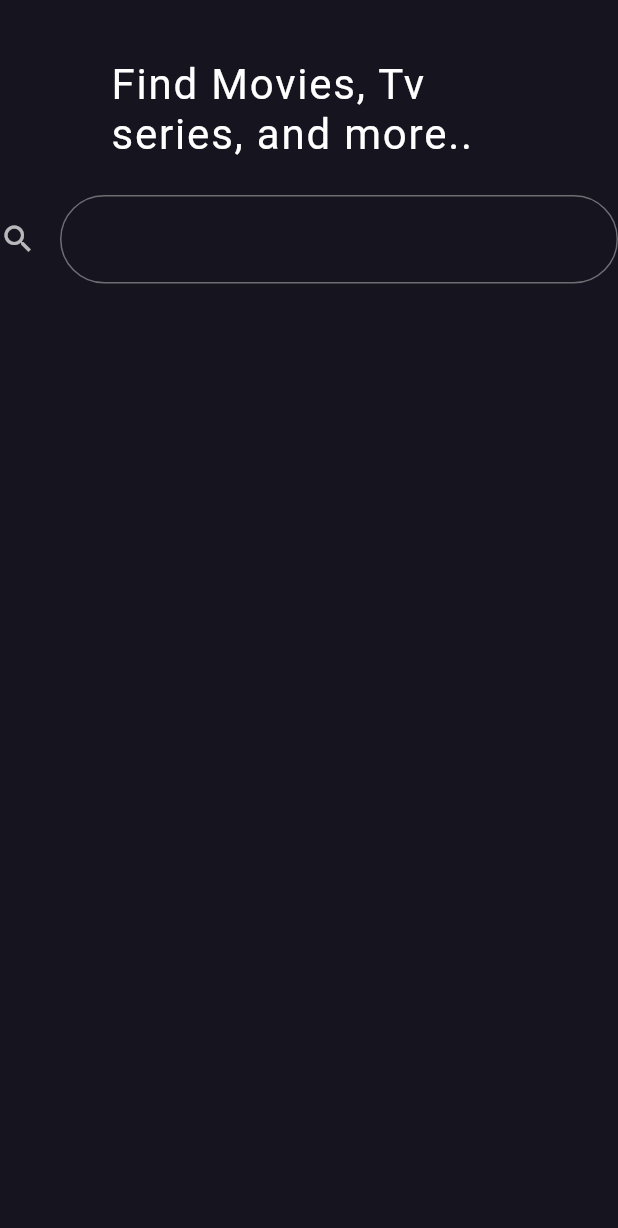
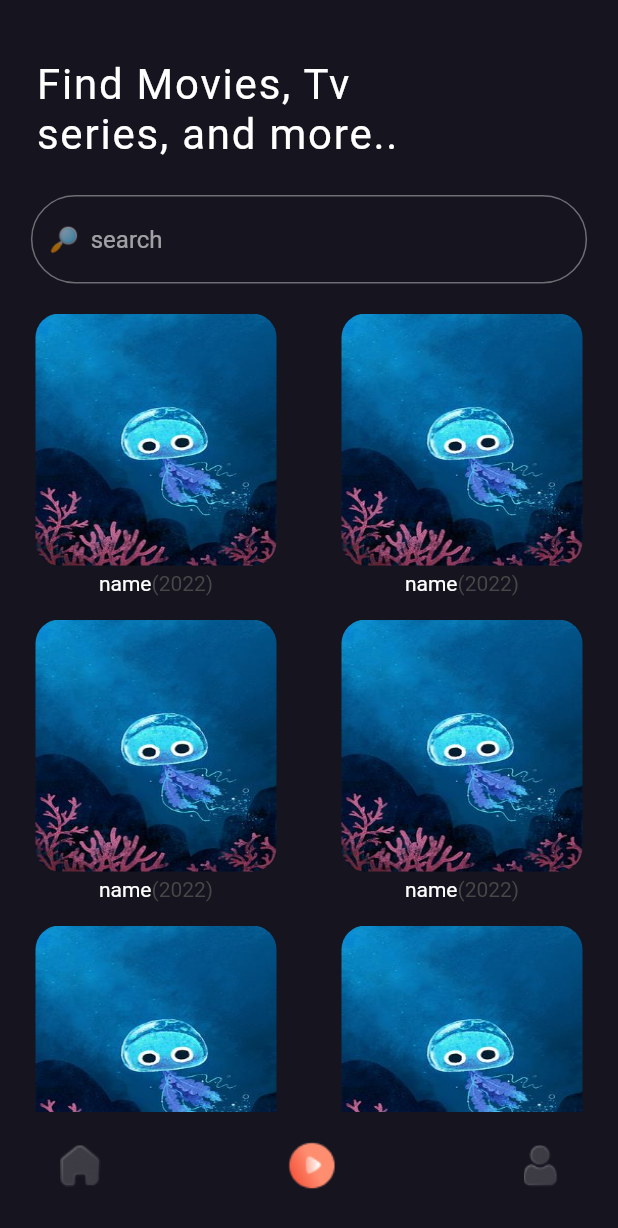
Before and after one commit to Fady4Mohamed/Movie_app, a Flutter app: the SearchView screen opened by its route, on a phone screen of 412 x 824 dp. Shown: the top 1228 px of the screen. Run offline on Flutter 3.47's test engine with Material 2 defaults, Android fonts, the phone set to English and light mode, and no system bars; our stand-ins replace go_router.

Commit message:
finsh search ui

```diff
--- a/lib/features/home/presntation/views/SearchView.dart
+++ b/lib/features/home/presntation/views/SearchView.dart
@@ -1,4 +1,6 @@
 import 'package:flutter/material.dart';
+import 'package:moviesapp/features/home/presntation/widgets/MovieGrade.dart';
+import 'package:moviesapp/features/home/presntation/widgets/SearchNavigationBar.dart';
 import 'package:moviesapp/features/home/presntation/widgets/SearchTitel.dart';
 import 'package:moviesapp/features/home/presntation/widgets/Searchbar.dart';
 
@@ -9,9 +11,12 @@ class SearchView extends StatelessWidget {
   Widget build(BuildContext context) {
     return Scaffold(
       body: Column(
+        crossAxisAlignment: CrossAxisAlignment.start,
         children: [
           SearchTitel(),
           CustomeSearchBar(),
+          MovieGrade(),
+          SearchNavigationBar()
         ],
       ),
     );
--- /dev/null
+++ b/lib/features/home/presntation/widgets/MoviGradeItem.dart
@@ -0,0 +1,48 @@
+import 'package:flutter/material.dart';
+
+class MovieGradeItem extends StatelessWidget {
+  const MovieGradeItem({
+    super.key,
+  });
+
+  @override
+  Widget build(BuildContext context) {
+    return SizedBox(
+      height: 250,
+      child: Column(
+        children: [
+          Expanded(
+            child: Container(
+               width: MediaQuery.of(context).size.width * .39,
+              decoration: BoxDecoration(
+                borderRadius: BorderRadius.circular(16),
+                image: DecorationImage(
+                  image: AssetImage('assets/images/movie 1.jpg'),
+                  fit: BoxFit.fill,
+                ),
+              ),
+            ),
+          ),
+          SizedBox(
+            height: 4,
+          ),
+          SizedBox(
+            height: 16,
+            child: Row(
+              mainAxisAlignment: MainAxisAlignment.center,
+              children: [
+                Text('name'),
+                Text(
+                  '(2022)',
+                  style: TextStyle(
+                    color: Color.fromARGB(221, 79, 78, 78),
+                  ),
+                ),
+              ],
+            ),
+          ),
+        ],
+      ),
+    );
+  }
+}
--- /dev/null
+++ b/lib/features/home/presntation/widgets/MovieGrade.dart
@@ -0,0 +1,24 @@
+import 'package:flutter/material.dart';
+import 'package:moviesapp/features/home/presntation/widgets/MoviGradeItem.dart';
+
+class MovieGrade extends StatelessWidget {
+  const MovieGrade({super.key});
+
+  @override
+  Widget build(BuildContext context) {
+    return SizedBox(
+      height: MediaQuery.of(context).size.height * .67,
+      child: GridView.builder(
+        padding: EdgeInsets.only(left: 10,right: 10,top: 20),
+
+        itemCount: 40,
+        gridDelegate: SliverGridDelegateWithFixedCrossAxisCount(
+          mainAxisSpacing: 16,
+            crossAxisCount: 2, crossAxisSpacing: 16),
+        itemBuilder: (context, index) {
+          return MovieGradeItem();
+        },
+      ),
+    );
+  }
+}
--- a/lib/features/home/presntation/widgets/HomeNavigationBar.dart
+++ b/lib/features/home/presntation/widgets/SearchNavigationBar.dart
@@ -3,25 +3,25 @@ import 'package:flutter/material.dart';
 import 'package:go_router/go_router.dart';
 import 'package:moviesapp/core/utils/app_routers.dart';
 
-class HomeNavigationBar extends StatelessWidget {
-  const HomeNavigationBar({
+class SearchNavigationBar extends StatelessWidget {
+  const SearchNavigationBar({
     super.key,
   });
 
   @override
   Widget build(BuildContext context) {
     return Padding(
-      padding: const EdgeInsets.only(top: 28,left: 40,right: 40),
+      padding: const EdgeInsets.only(top:20,left: 40,right: 40),
       child: Row(
         mainAxisAlignment: MainAxisAlignment.spaceBetween,
         children: [
 
-          Image.asset('assets/images/m home icon.png'),
           GestureDetector(
             onTap: () {
-              GoRouter.of(context).push(AppRouter.kSearchView);
+              Navigator.pop(context);
             },
-            child: Image.asset('assets/images/Play.png')),
+            child: Image.asset('assets/images/Home nonactive.png')),
+          Image.asset('assets/images/play evctiv.png'),
           GestureDetector(
             onTap: () {
 
--- a/lib/features/home/presntation/widgets/Searchbar.dart
+++ b/lib/features/home/presntation/widgets/Searchbar.dart
@@ -5,11 +5,22 @@ class CustomeSearchBar extends StatelessWidget {
 
   @override
   Widget build(BuildContext context) {
-    return TextField(
-      decoration: InputDecoration(
-        icon: Icon(Icons.search),
-        border: OutlineInputBorder(borderRadius: BorderRadius.circular(40))
-      ),
+    return Row(
+      children: [
+        Spacer(),
+        SizedBox(
+          width: MediaQuery.of(context).size.width * .9,
+          child: TextField(
+            decoration: InputDecoration(
+              hintText: '🔎  search',
+              border: OutlineInputBorder(
+                borderRadius: BorderRadius.circular(40),
+              ),
+            ),
+          ),
+        ),
+        Spacer()
+      ],
     );
   }
 }
```
Also changed, not shown: assets/images/Home nonactive.png (added), assets/images/play evctiv.png (added).
